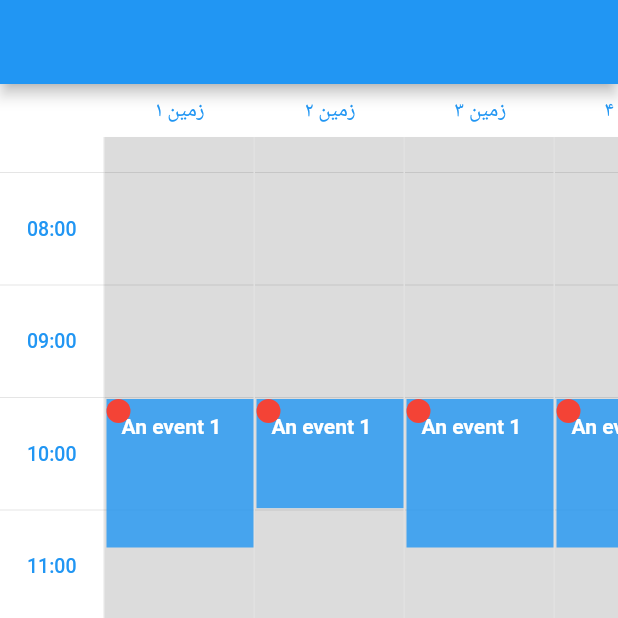
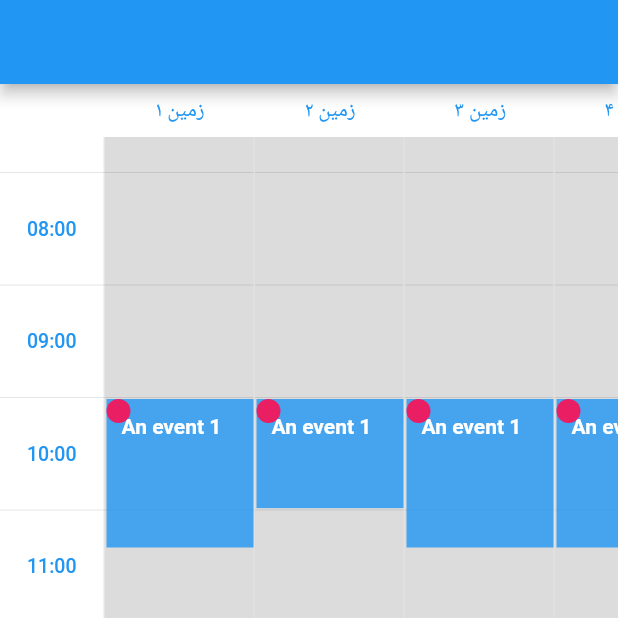
Before and after one commit to yamarkz/flutter_timetable_view, a Flutter app: the screen it shows after launch, scrolled down 576 dp, on a phone screen of 412 x 824 dp, the top half of it. Run offline on Flutter 3.47's test engine with Material 2 defaults, Android fonts, the phone set to English and light mode, and no system bars.

Commit message:
feat:status color

```diff
--- a/example/lib/main.dart
+++ b/example/lib/main.dart
@@ -20,6 +20,7 @@ class MyHomePage extends StatelessWidget {
     return Scaffold(
       appBar: AppBar(),
       body: TimetableView(
+        statusColor: Colors.pink,
         timetableStyle: TimetableStyle(laneWidth: 100,mainBackgroundColor: Colors.black12,),
         laneEventsList: [
           LaneEvents(
--- a/lib/src/views/event_view.dart
+++ b/lib/src/views/event_view.dart
@@ -8,7 +8,7 @@ import 'package:flutter_timetable_view/src/utils/utils.dart';
 class EventView extends StatelessWidget {
   final TableEvent event;
   final TimetableStyle timetableStyle;
-
+  final Color statusColor;
   //  Uniquely identifies which lane the event belongs to or falls other
   final int laneIndex;
 
@@ -22,7 +22,10 @@ class EventView extends StatelessWidget {
         required this.event,
         required this.timetableStyle,
         required this.laneIndex,
-        required this.onEventTap})
+        required this.onEventTap,
+        required this.statusColor,
+
+      })
       : super(key: key);
 
   @override
@@ -69,7 +72,7 @@ class EventView extends StatelessWidget {
                 width: 16, // Adjust the size as needed
                 height: 16, // Adjust the size as needed
                 decoration: BoxDecoration(
-                  color: Colors.red, // Adjust the color as needed
+                  color: statusColor, // Adjust the color as needed
                   shape: BoxShape.circle,
                 ),
               ),
--- a/lib/src/views/lane_view.dart
+++ b/lib/src/views/lane_view.dart
@@ -8,7 +8,7 @@ import 'package:flutter_timetable_view/src/views/event_view.dart';
 class LaneView extends StatelessWidget {
   final List<TableEvent> events;
   final TimetableStyle timetableStyle;
-
+  final Color statusColor;
   /// Index is used to uniquely identify each lane
   final int index;
 
@@ -25,6 +25,7 @@ class LaneView extends StatelessWidget {
     required this.index,
     required this.onEmptyCellTap,
     required this.onEventTap,
+    required this.statusColor,
   })  : super(key: key);
 
   @override
@@ -59,6 +60,7 @@ class LaneView extends StatelessWidget {
               event: event,
               timetableStyle: timetableStyle,
               laneIndex: index,
+              statusColor: statusColor,
             );
           }).toList(),
         ],
--- a/lib/src/views/timetable_view.dart
+++ b/lib/src/views/timetable_view.dart
@@ -11,7 +11,7 @@ import 'package:flutter_timetable_view/src/views/lane_view.dart';
 class TimetableView extends StatefulWidget {
   final List<LaneEvents> laneEventsList;
   final TimetableStyle timetableStyle;
-
+  final Color statusColor;
   /// Called when an empty slot or cell is tapped must not be null
   final void Function(int laneIndex, TableEventTime start, TableEventTime end)
   onEmptySlotTap;
@@ -25,6 +25,7 @@ class TimetableView extends StatefulWidget {
     this.timetableStyle= const TimetableStyle(),
     required this.onEmptySlotTap,
     required this.onEventTap,
+    required this.statusColor,
   })  : super(key: key);
 
   @override
@@ -101,6 +102,7 @@ class _TimetableViewState extends State<TimetableView>
               Row(
                 children: widget.laneEventsList.map((laneEvent) {
                   return LaneView(
+                    statusColor: widget.statusColor,
                       events: laneEvent.events,
                       timetableStyle: widget.timetableStyle,
                       index: widget.laneEventsList.indexOf(laneEvent),
```
